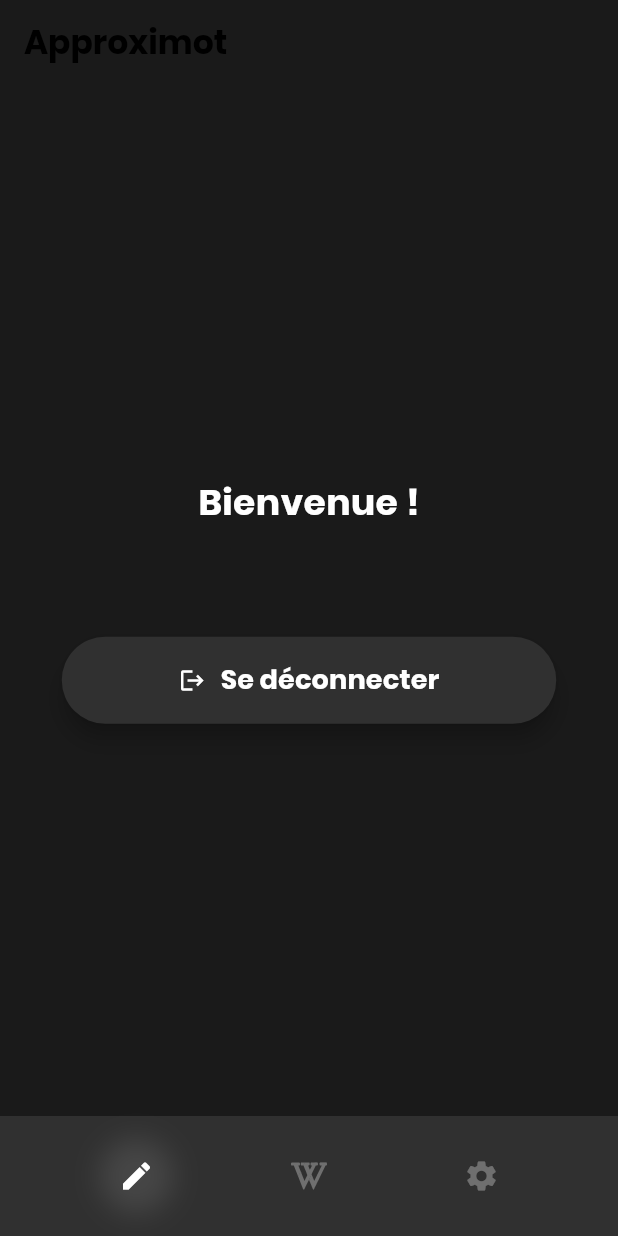
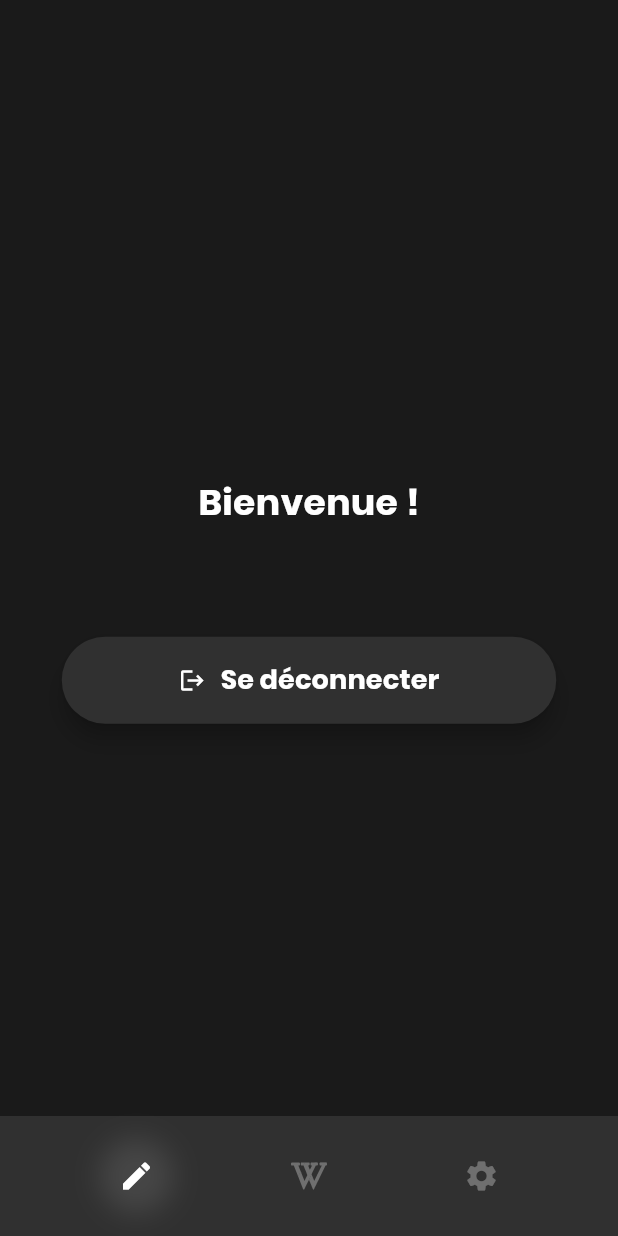
Before and after one commit to Temiyoko/Approximot, a Flutter app: the MainScreen screen opened directly, on a phone screen of 412 x 824 dp. Run offline on Flutter 3.47's test engine with Material 3 defaults, Android fonts, the phone set to English and light mode, and no system bars; our stand-ins replace firebase_auth, firebase_core, flutter_svg, google_sign_in, shared_preferences; accounts and stored records are empty.

Commit message:
Removed title in main_screen

```diff
--- a/lib/views/screens/main_screen.dart
+++ b/lib/views/screens/main_screen.dart
@@ -36,13 +36,6 @@ class MainScreen extends StatelessWidget {
       appBar: AppBar(
         backgroundColor: Colors.transparent,
         elevation: 0,
-        title: const Text(
-          'Approximot',
-          style: TextStyle(
-            fontFamily: 'Poppins',
-            fontWeight: FontWeight.bold,
-          ),
-        ),
       ),
       body: Center(
         child: Column(
```
